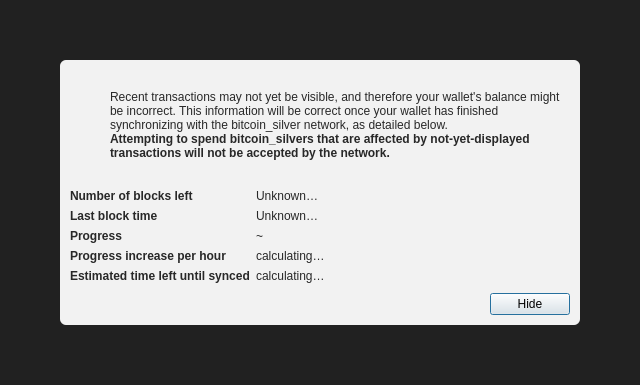
Above: src/qt/forms/modaloverlay.ui from silverlabs-org/bitcoinsilver_core before the change. Below: the same form after it.
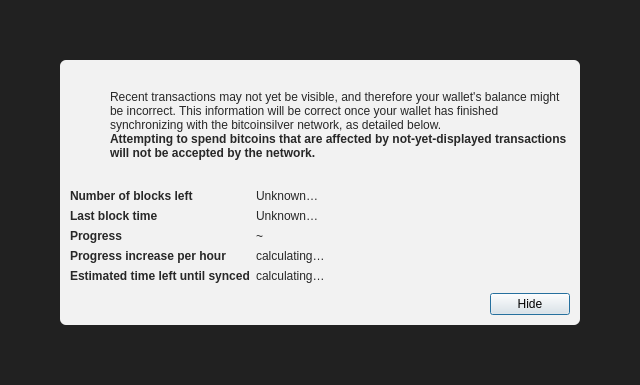
That is the form after the change. Icons and pictures are not drawn.

Patch:
```diff
--- a/src/qt/forms/modaloverlay.ui
+++ b/src/qt/forms/modaloverlay.ui
@@ -130,7 +130,7 @@
              <item>
               <widget class="QLabel" name="infoText">
                <property name="text">
-                <string>Recent transactions may not yet be visible, and therefore your wallet's balance might be incorrect. This information will be correct once your wallet has finished synchronizing with the bitcoin_silver network, as detailed below.</string>
+                <string>Recent transactions may not yet be visible, and therefore your wallet's balance might be incorrect. This information will be correct once your wallet has finished synchronizing with the bitcoinsilver network, as detailed below.</string>
                </property>
                <property name="textFormat">
                 <enum>Qt::RichText</enum>
@@ -149,7 +149,7 @@
                 </font>
                </property>
                <property name="text">
-                <string>Attempting to spend bitcoin_silvers that are affected by not-yet-displayed transactions will not be accepted by the network.</string>
+                <string>Attempting to spend bitcoins that are affected by not-yet-displayed transactions will not be accepted by the network.</string>
                </property>
                <property name="textFormat">
                 <enum>Qt::RichText</enum>
```
